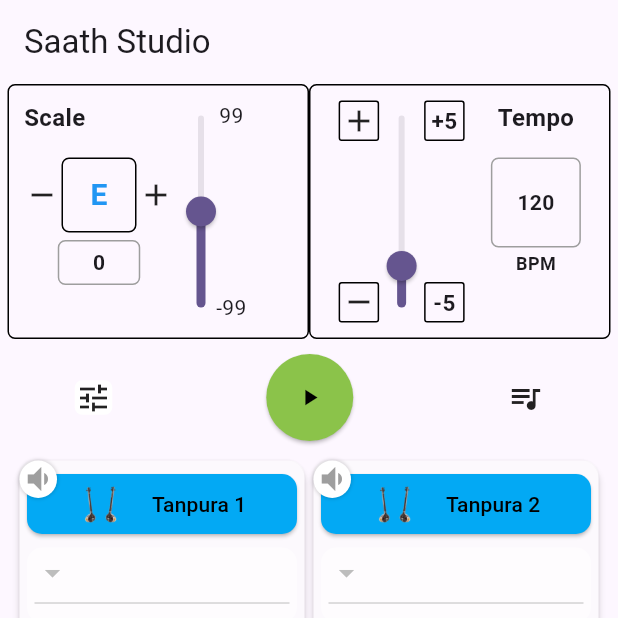
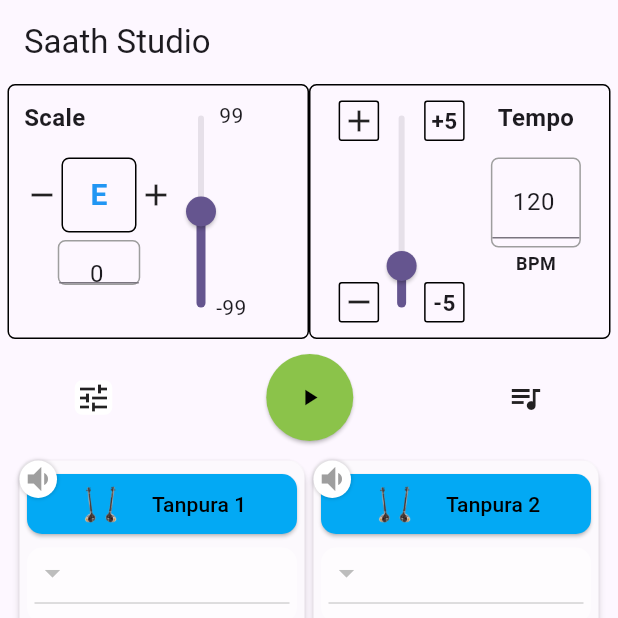
Before and after one commit to oshochawla17/flutter_multiple_tracks, a Flutter app: the screen it shows after launch, on a phone screen of 412 x 824 dp, the top half of it. Run offline on Flutter 3.47's test engine with Material 2 defaults, Android fonts, the phone set to English and light mode, and no system bars; our stand-ins replace equatable, file_picker, permission_handler, shared_preferences; missing offline and left inert: media_kit.

Commit message:
clickable text fix

```diff
--- a/lib/widgets/clickable_text.dart
+++ b/lib/widgets/clickable_text.dart
@@ -2,7 +2,8 @@ import 'package:flutter/material.dart';
 import 'package:flutter/services.dart';
 import 'dart:math' as math;
 
-class ClickableText extends StatefulWidget {
+// class ClickableText extends StatefulWidget {
+class ClickableText extends StatelessWidget {
   final int number;
   final int min, max;
   final Function(String) onValueChanged;
@@ -15,24 +16,25 @@ class ClickableText extends StatefulWidget {
       required this.min,
       required this.max});
 
-  @override
-  State<ClickableText> createState() => _ClickableTextState();
-}
+//   @override
+//   State<ClickableText> createState() => _ClickableTextState();
+// }
 
-class _ClickableTextState extends State<ClickableText> {
-  bool _isEditing = false;
-  late TextEditingController _textEditingController;
+// class _ClickableTextState extends State<ClickableText> {
+//   bool _isEditing = false;
+//   late TextEditingController _textEditingController;
 
-  @override
-  void initState() {
-    super.initState();
-    _textEditingController =
-        TextEditingController(text: widget.number.toString());
-  }
+//   @override
+//   void initState() {
+//     super.initState();
+//     _textEditingController =
+//         TextEditingController(text: widget.number.toString());
+//   }
 
   @override
   Widget build(BuildContext context) {
     return Container(
+      // width: 50,
       decoration: BoxDecoration(
         border: Border.all(
           color: Colors.grey,
@@ -42,69 +44,81 @@ class _ClickableTextState extends State<ClickableText> {
       ),
       // width: 100,
       height: 30,
-      child: GestureDetector(
-        onTap: () {
-          setState(() {
-            _isEditing = true;
-          });
-        },
-        behavior: HitTestBehavior.opaque,
-        child: _isEditing ? _buildEditableText() : _buildText(),
-      ),
-    );
-  }
-
-  Widget _buildText() {
-    return Center(
-      child: Text(
-        widget.formatText(widget.number.toString()),
-        style: const TextStyle(
-          fontSize: 14,
-          fontWeight: FontWeight.bold,
+      child: Align(
+        alignment: Alignment.center,
+        child: TextField(
+          textAlign: TextAlign.center,
+          controller: TextEditingController(
+            text: formatText(number.toString()),
+          ),
+          keyboardType: TextInputType.number,
+          // inputFormatters: <TextInputFormatter>[
+          // FilteringTextInputFormatter.digitsOnly
+          // ],
+          // initialValue: number.toString(),
+          onChanged: (value) {
+            var tryParse = int.tryParse(value);
+            if (tryParse == null) {
+              return;
+            }
+            onValueChanged(value);
+          },
         ),
       ),
     );
   }
 
-  Widget _buildEditableText() {
-    return TextFormField(
-      inputFormatters: const [
-        PitchInputFormatter(
-          decimalRange: 2,
-        ),
-      ],
-      textInputAction: TextInputAction.done,
-      keyboardType:
-          const TextInputType.numberWithOptions(decimal: true, signed: true),
-      textAlign: TextAlign.center,
-      style: const TextStyle(
-        fontSize: 14,
-        fontWeight: FontWeight.bold,
-      ),
-      controller: _textEditingController,
-      autofocus: true,
-      onFieldSubmitted: (value) {
-        setState(() {
-          _isEditing = false;
-          widget.onValueChanged(value);
-          var tryParse = num.tryParse(value);
-          if (tryParse != null) {
-            if (tryParse < widget.min) {
-              _textEditingController.text = widget.min.toString();
-            } else if (tryParse > widget.max) {
-              _textEditingController.text = widget.max.toString();
-            }
-          }
-        });
-      },
-      onEditingComplete: () {
-        setState(() {
-          _isEditing = false;
-          widget.onValueChanged(_textEditingController.text);
-        });
-      },
-    );
-  }
+  // Widget _buildText() {
+  //   return Center(
+  //     child: Text(
+  //       widget.formatText(widget.number.toString()),
+  //       style: const TextStyle(
+  //         fontSize: 14,
+  //         fontWeight: FontWeight.bold,
+  //       ),
+  //     ),
+  //   );
+  // }
+
+  // Widget _buildEditableText() {
+  //   return TextFormField(
+  //     inputFormatters: const [
+  //       PitchInputFormatter(
+  //         decimalRange: 2,
+  //       ),
+  //     ],
+  //     textInputAction: TextInputAction.done,
+  //     keyboardType:
+  //         const TextInputType.numberWithOptions(decimal: true, signed: true),
+  //     textAlign: TextAlign.center,
+  //     style: const TextStyle(
+  //       fontSize: 14,
+  //       fontWeight: FontWeight.bold,
+  //     ),
+  //     controller: _textEditingController,
+  //     autofocus: true,
+  //     onFieldSubmitted: (value) {
+  //       setState(() {
+  //         _isEditing = false;
+  //         widget.onValueChanged(value);
+  //         var tryParse = num.tryParse(value);
+  //         if (tryParse != null) {
+  //           if (tryParse < widget.min) {
+  //             _textEditingController.text = widget.min.toString();
+  //           } else if (tryParse > widget.max) {
+  //             _textEditingController.text = widget.max.toString();
+  //           }
+  //         }
+  //       });
+  //     },
+  //     onEditingComplete: () {
+  //       setState(() {
+  //         _isEditing = false;
+  //         widget.onValueChanged(_textEditingController.text);
+  //       });
+  //     },
+  //   );
+  // }
 }
 
 class PitchInputFormatter extends TextInputFormatter {
```
Also changed, not shown: lib/services/providers/interfaces/tanpura_track.dart (+8 -6 lines).
